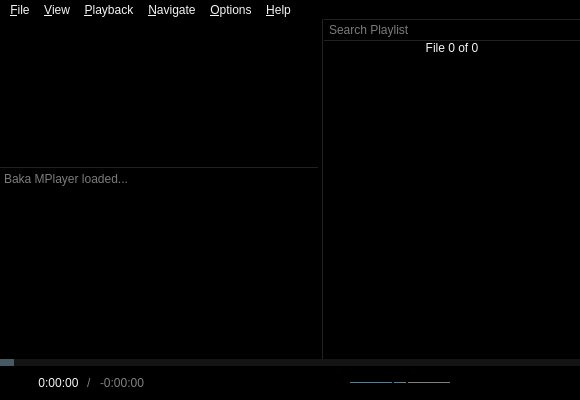
u8sand/Baka-MPlayer, file src/ui/mainwindow.ui: the form before one commit.
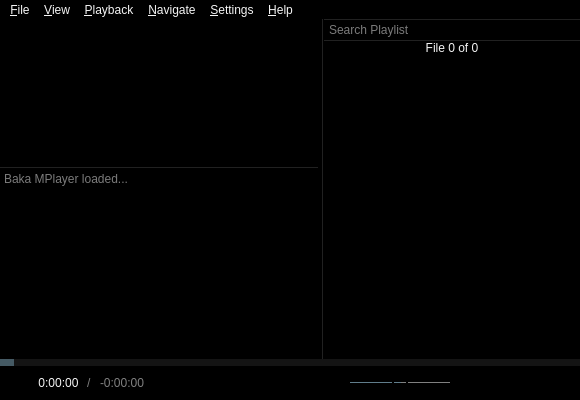
The form after the commit. Icons and pictures are not drawn. Custom widgets are drawn as their Qt base class.

Commit message: Added preferencesdialog.ui Note: may not compile because I removed the Tray Icon and On Top menus.

The edit to the form file:
```diff
--- a/src/ui/mainwindow.ui
+++ b/src/ui/mainwindow.ui
@@ -1061,9 +1061,9 @@
     <addaction name="separator"/>
     <addaction name="action_Jump_to_Time"/>
    </widget>
-   <widget class="QMenu" name="menu_Options">
+   <widget class="QMenu" name="menu_Settings">
     <property name="title">
-     <string>&amp;Options</string>
+     <string>&amp;Settings</string>
     </property>
     <widget class="QMenu" name="menu_On_Top">
      <property name="title">
@@ -1104,7 +1104,7 @@
    <addaction name="menu_View"/>
    <addaction name="menu_Playback"/>
    <addaction name="menu_Navigate"/>
-   <addaction name="menu_Options"/>
+   <addaction name="menu_Settings"/>
    <addaction name="menu_Help"/>
   </widget>
   <action name="actionE_xit">
```
Left out of the diff: 30 changed lines with no effect on the pictures. The commit also changes 1 other file.
